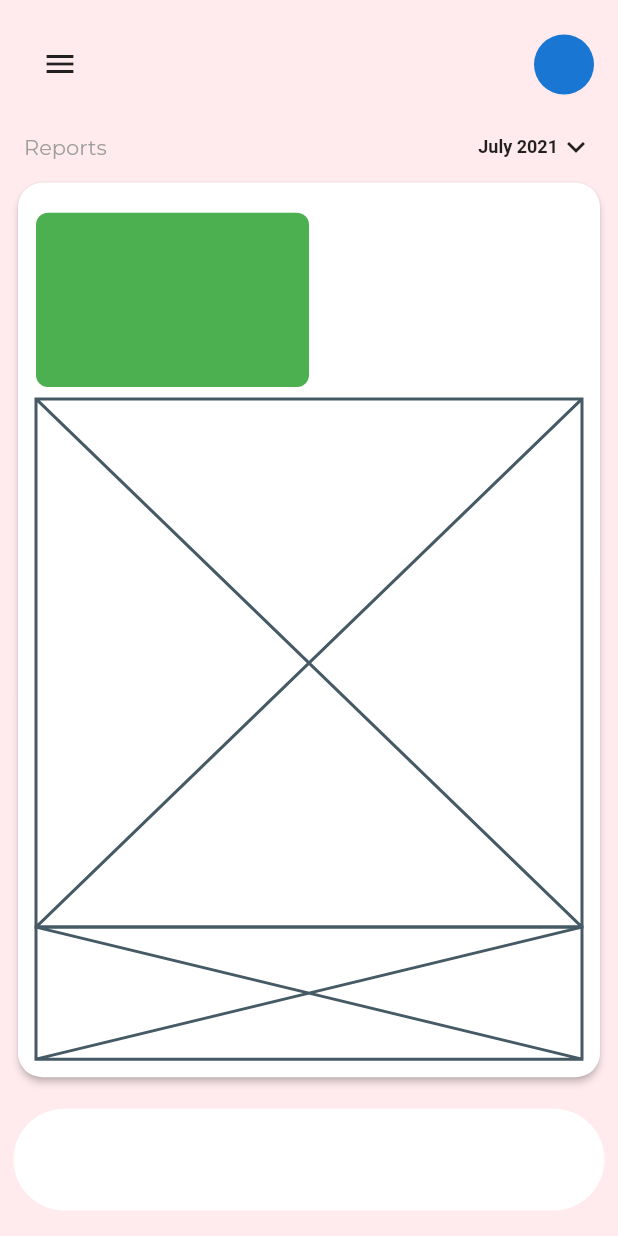
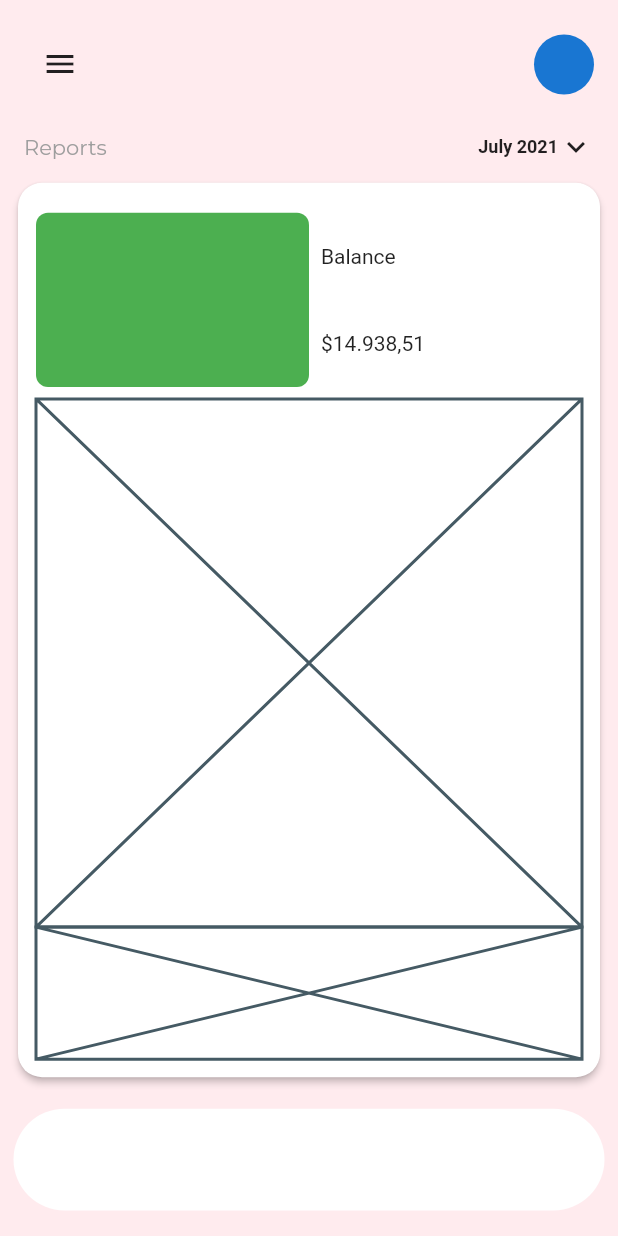
Before and after one commit to JAICHANGPARK/flutter_notebook_11th_story, a Flutter app: the screen it shows after launch, on a phone screen of 412 x 824 dp. Run offline on Flutter 3.47's test engine with Material 2 defaults, Android fonts, the phone set to English and light mode, and no system bars; our stand-ins replace backdrop, badges, flutter_inner_drawer, flutter_slidable, flutter_swiper, google_fonts.

Commit message:
Update bank_balance_page.dart

```diff
--- a/lib/ep749_bank_app/ui/bank_balance_page.dart
+++ b/lib/ep749_bank_app/ui/bank_balance_page.dart
@@ -78,8 +78,17 @@ class _BankBalancePageState extends State<BankBalancePage> {
                                           borderRadius: BorderRadius.circular(8)
                                         ),
                                       )),
-                                      Expanded(child: Column(
-                                        children: [],
+                                      Expanded(child: Padding(
+                                        padding: const EdgeInsets.only(top: 8,  bottom: 8, left: 8),
+                                        child: Column(
+                                          mainAxisAlignment: MainAxisAlignment.spaceAround,
+                                          crossAxisAlignment: CrossAxisAlignment.start,
+                                          children: [
+                                            Text("Balance"),
+                                            Text("\$14.938,51")
+
+                                          ],
+                                        ),
                                       )),
                                     ],
                                   )),
```
